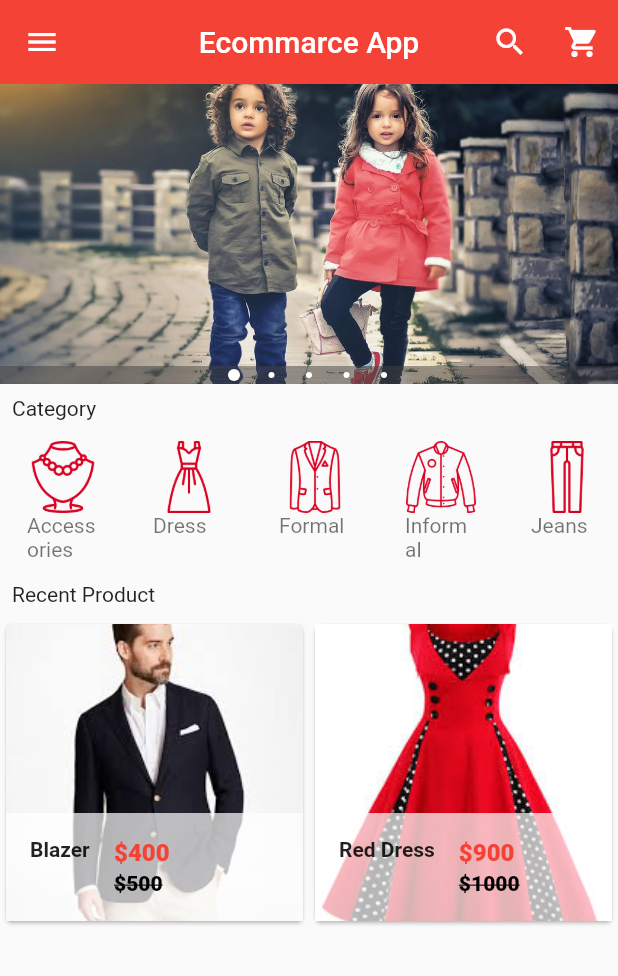
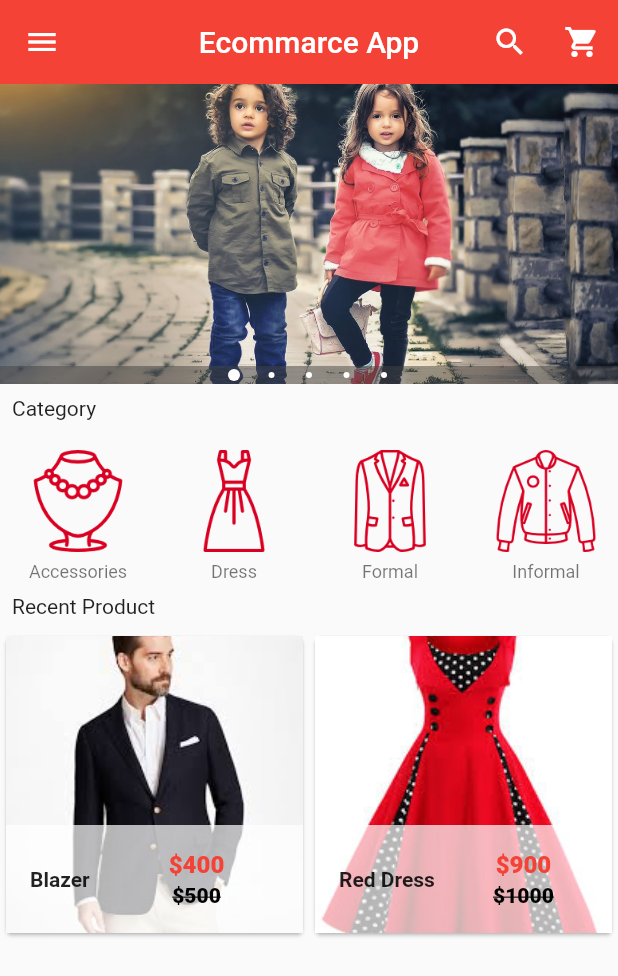
Before and after one commit to devnizamuddin/flutter_ecommerce, a Flutter app: the screen it shows after launch, on a phone screen of 412 x 824 dp. Shown: the top 976 px of the screen. Run offline on Flutter 3.47's test engine with Material 2 defaults, Android fonts, the phone set to English and light mode, and no system bars; drawn by our look-alikes of carousel_pro.

```diff
--- a/lib/screens/home/categories.dart
+++ b/lib/screens/home/categories.dart
@@ -11,6 +11,7 @@ class _CategoriesState extends State<Categories> {
   Widget build(BuildContext context) {
     return Container(
       height: 100.0,
+      width: double.infinity,
       child: ListView(
         scrollDirection: Axis.horizontal,
         children: <Widget>[
@@ -40,13 +41,19 @@ class Category extends StatelessWidget {
       child: InkWell(
         onTap: () {},
         child: Container(
-          width: 80.0,
+
+          width: 100.0,
           child: ListTile(
             title: Image.asset(
+
               _image_location,
+              width: 100.0,
+              height: 80.0,
             ),
             subtitle: Text(
               _image_caption,
+              textAlign: TextAlign.center,
+              style: TextStyle(fontSize: 12.0),
             ),
           ),
         ),
--- a/lib/screens/home/home.dart
+++ b/lib/screens/home/home.dart
@@ -65,7 +65,7 @@ class _HomeState extends State<Home> {
           ,Categories(),
 
           Padding(
-            padding: EdgeInsets.fromLTRB(8.0, 0.0, 0.0, 8.0),
+            padding: EdgeInsets.fromLTRB(8.0, 8.0, 0.0, 8.0),
             child: Text('Recent Product'),
           ),
           //Grid View of product
--- a/lib/screens/home/products.dart
+++ b/lib/screens/home/products.dart
@@ -59,19 +59,28 @@ class SingleProduct extends StatelessWidget {
               footer: Container(
                 color: Colors.white70,
                 child: ListTile(
-                  leading: Text(
-                    prod_name,
-                    style: TextStyle(fontWeight: FontWeight.bold),
+                  leading: Column(
+                    mainAxisAlignment: MainAxisAlignment.center,
+                    children: <Widget>[
+                      Text(
+                        prod_name,
+                        style: TextStyle(fontWeight: FontWeight.bold,
+                        ),
+                        textAlign: TextAlign.center,
+                      ),
+                    ],
                   ),
                   title: Text(
                     "\$$price",
                     style: TextStyle(
-                        color: Colors.red, fontWeight: FontWeight.w800),
+                        color: Colors.red, fontWeight: FontWeight.w800,),
+                    textAlign: TextAlign.center,
                   ),
                   subtitle: Text(
                     "\$$old_price",
                     style: TextStyle(
                         color: Colors.black, fontWeight: FontWeight.w800,decoration: TextDecoration.lineThrough),
+                    textAlign: TextAlign.center,
                   ),
                 ),
               ),
```
Also changed, not shown: lib/screens/test.dart (deleted, +0 -19 lines).
